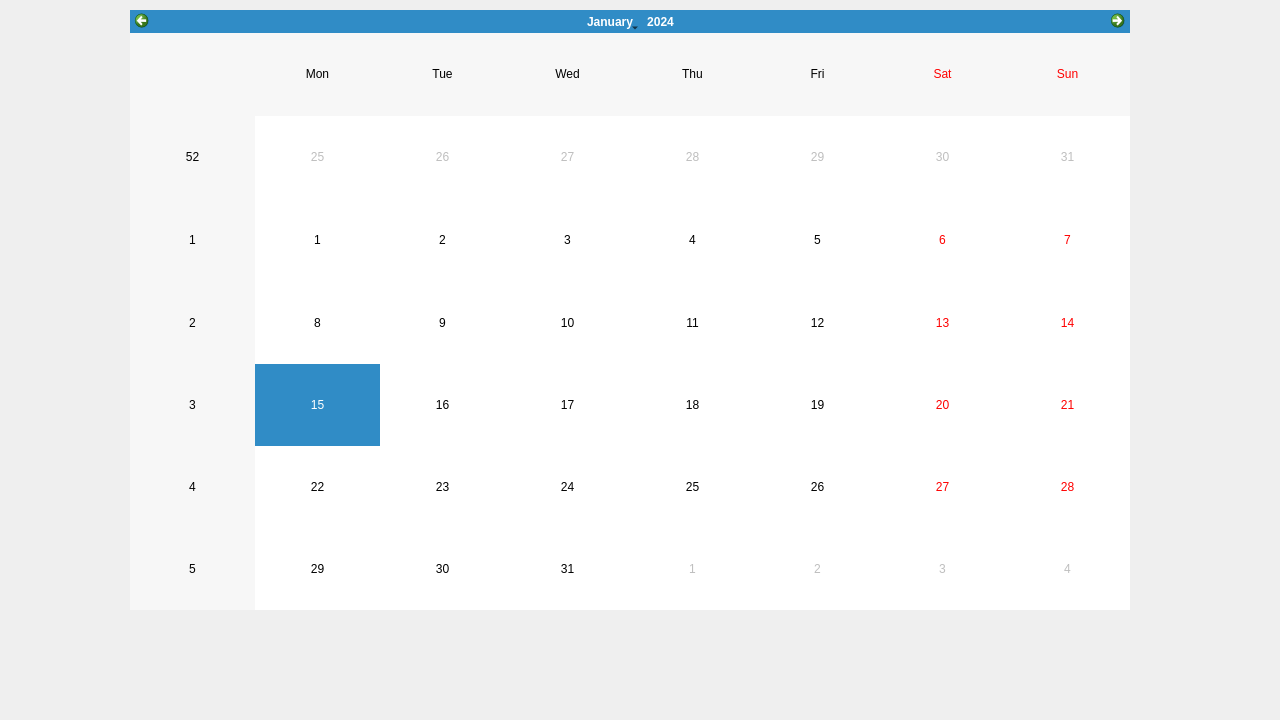
Old version of the form forms/calendar.ui in the repository IVAndreev21/YRT.
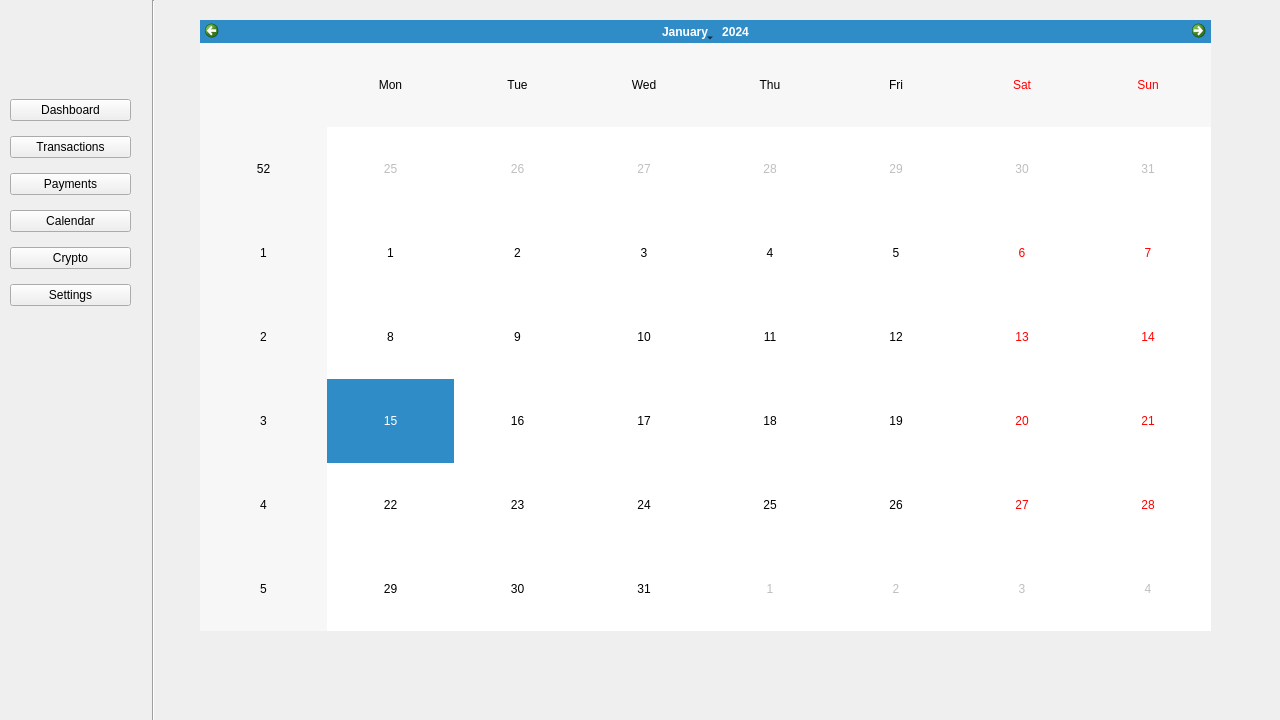
New version of the form.

What changed in the file:
```diff
--- a/forms/calendar.ui
+++ b/forms/calendar.ui
@@ -16,16 +16,83 @@
   <widget class="QCalendarWidget" name="calendarWidget">
    <property name="geometry">
     <rect>
-     <x>130</x>
-     <y>10</y>
-     <width>1000</width>
-     <height>600</height>
+     <x>200</x>
+     <y>20</y>
+     <width>1011</width>
+     <height>611</height>
     </rect>
    </property>
    <property name="styleSheet">
     <string notr="true"/>
    </property>
   </widget>
+  <widget class="QWidget" name="verticalLayoutWidget">
+   <property name="geometry">
+    <rect>
+     <x>10</x>
+     <y>90</y>
+     <width>121</width>
+     <height>231</height>
+    </rect>
+   </property>
+   <layout class="QVBoxLayout" name="options_BL">
+    <item>
+     <widget class="QPushButton" name="dashboard_PB">
+      <property name="text">
+       <string>Dashboard</string>
+      </property>
+     </widget>
+    </item>
+    <item>
+     <widget class="QPushButton" name="transactions_PB">
+      <property name="text">
+       <string>Transactions</string>
+      </property>
+     </widget>
+    </item>
+    <item>
+     <widget class="QPushButton" name="payments_PB">
+      <property name="text">
+       <string>Payments</string>
+      </property>
+     </widget>
+    </item>
+    <item>
+     <widget class="QPushButton" name="calendar_PB">
+      <property name="text">
+       <string>Calendar</string>
+      </property>
+     </widget>
+    </item>
+    <item>
+     <widget class="QPushButton" name="crypto_PB">
+      <property name="text">
+       <string>Crypto</string>
+      </property>
+     </widget>
+    </item>
+    <item>
+     <widget class="QPushButton" name="settings_PB">
+      <property name="text">
+       <string>Settings</string>
+      </property>
+     </widget>
+    </item>
+   </layout>
+  </widget>
+  <widget class="Line" name="line">
+   <property name="geometry">
+    <rect>
+     <x>143</x>
+     <y>0</y>
+     <width>20</width>
+     <height>741</height>
+    </rect>
+   </property>
+   <property name="orientation">
+    <enum>Qt::Vertical</enum>
+   </property>
+  </widget>
  </widget>
  <resources/>
  <connections/>
```
